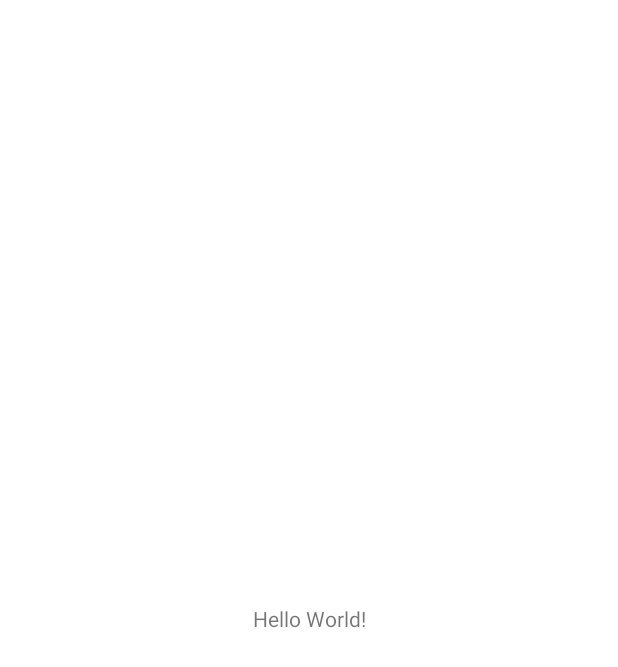
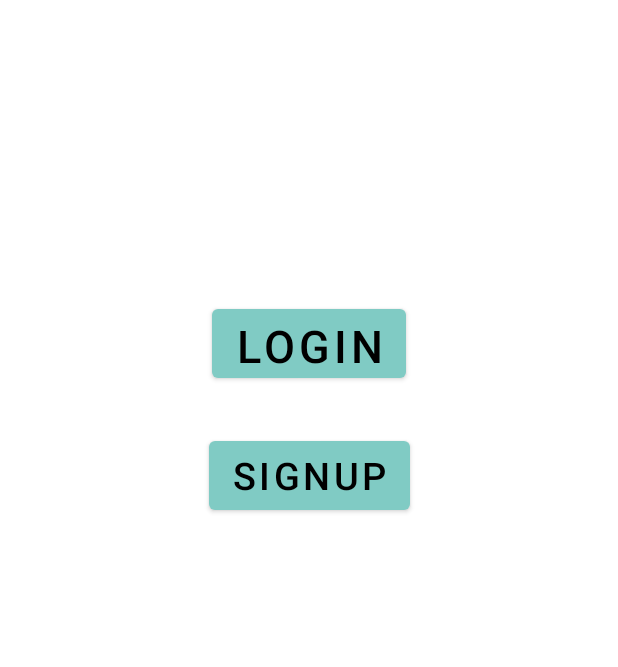
Before and after one commit to nilayamkandel/JourneyJournal, an Android app: the screen it shows after launch (AuthActivity), on a phone screen of 412 x 824 dp. Before the commit the part shown is almost empty. Shown: the top 667 px of the screen. Run offline under Robolectric (Android 15) with nearby library versions, the phone set to English and light mode, and no system bars.

Commit message:
worked on navigation between fragements

```diff
--- a/app/src/main/java/np/com/neelayamkandel/journeyjournal/presentation/fragment/auth/LandingFragment.java
+++ b/app/src/main/java/np/com/neelayamkandel/journeyjournal/presentation/fragment/auth/LandingFragment.java
@@ -2,29 +2,56 @@ package np.com.neelayamkandel.journeyjournal.presentation.fragment.auth;
 
 import android.os.Bundle;
 
+import androidx.annotation.NonNull;
+import androidx.annotation.Nullable;
 import androidx.fragment.app.Fragment;
+import androidx.navigation.NavController;
+import androidx.navigation.Navigation;
 
 import android.view.LayoutInflater;
 import android.view.View;
 import android.view.ViewGroup;
+import android.widget.Button;
 
 import np.com.neelayamkandel.journeyjournal.R;
 
 
 public class LandingFragment extends Fragment {
+    private Button SignUp, Login;
+    private NavController navController;
 
 
+    private void handleButtonTrigger(){
+        SignUp.setOnClickListener(event->navController.navigate(R.id.action_landingFragment_to_registerFragment));
+        Login.setOnClickListener(event->navController.navigate(R.id.action_landingFragment_to_loginFragment));
+    }
+
+    private void extractElements(View view){
+        SignUp = view.findViewById(R.id.btn_Signup);
+        Login = view.findViewById(R.id.btn_login);
+    }
 
     @Override
     public void onCreate(Bundle savedInstanceState) {
         super.onCreate(savedInstanceState);
+        // Step 1: Bind View Model using ViewModel Provider
 
     }
 
     @Override
-    public View onCreateView(LayoutInflater inflater, ViewGroup container,
-                             Bundle savedInstanceState) {
+    public View onCreateView(LayoutInflater inflater, ViewGroup container, Bundle savedInstanceState) {
         View view = inflater.inflate(R.layout.fragment_landing, container, false);
+        // Step 2: Extract Elements from Views (register, login)
+        this.extractElements(view);
         return view;
     }
+
+    @Override
+    public void onViewCreated(@NonNull View view, @Nullable Bundle savedInstanceState) {
+        super.onViewCreated(view, savedInstanceState);
+        // Step 3: Initialize Navigation Controller
+        navController = Navigation.findNavController(view);
+        // Step 4: Initialize Button Click Events
+        this.handleButtonTrigger();
+    }
 }
--- a/app/src/main/res/layout/activity_auth.xml
+++ b/app/src/main/res/layout/activity_auth.xml
@@ -6,13 +6,15 @@
     android:layout_height="match_parent"
     tools:context=".presentation.activity.AuthActivity">
 
-    <TextView
-        android:layout_width="wrap_content"
+    <androidx.fragment.app.FragmentContainerView
+        android:id="@+id/nav_host_fragment"
+        android:name="androidx.navigation.fragment.NavHostFragment"
+        android:layout_width="match_parent"
         android:layout_height="wrap_content"
-        android:text="Hello World!"
-        app:layout_constraintBottom_toBottomOf="parent"
-        app:layout_constraintLeft_toLeftOf="parent"
-        app:layout_constraintRight_toRightOf="parent"
-        app:layout_constraintTop_toTopOf="parent" />
+        app:defaultNavHost="true"
+        app:layout_constraintEnd_toEndOf="parent"
+        app:layout_constraintStart_toStartOf="parent"
+        app:layout_constraintTop_toTopOf="parent"
+        app:navGraph="@navigation/auth_navigation" />
 
 </androidx.constraintlayout.widget.ConstraintLayout>
--- a/app/src/main/res/layout/fragment_create.xml
+++ b/app/src/main/res/layout/fragment_create.xml
@@ -5,10 +5,4 @@
     android:layout_height="match_parent"
     tools:context=".presentation.fragment.home.CreateFragment">
 
-    <!-- TODO: Update blank fragment layout -->
-    <TextView
-        android:layout_width="match_parent"
-        android:layout_height="match_parent"
-        android:text="@string/hello_blank_fragment" />
-
 </FrameLayout>
--- a/app/src/main/res/layout/fragment_dashboard.xml
+++ b/app/src/main/res/layout/fragment_dashboard.xml
@@ -5,10 +5,6 @@
     android:layout_height="match_parent"
     tools:context=".presentation.fragment.home.DashboardFragment">
 
-    <!-- TODO: Update blank fragment layout -->
-    <TextView
-        android:layout_width="match_parent"
-        android:layout_height="match_parent"
-        android:text="@string/hello_blank_fragment" />
+
 
 </FrameLayout>
--- a/app/src/main/res/layout/fragment_edit.xml
+++ b/app/src/main/res/layout/fragment_edit.xml
@@ -5,10 +5,5 @@
     android:layout_height="match_parent"
     tools:context=".presentation.fragment.home.EditFragment">
 
-    <!-- TODO: Update blank fragment layout -->
-    <TextView
-        android:layout_width="match_parent"
-        android:layout_height="match_parent"
-        android:text="@string/hello_blank_fragment" />
 
 </FrameLayout>
--- a/app/src/main/res/layout/fragment_view.xml
+++ b/app/src/main/res/layout/fragment_view.xml
@@ -5,10 +5,5 @@
     android:layout_height="match_parent"
     tools:context=".presentation.fragment.home.ViewFragment">
 
-    <!-- TODO: Update blank fragment layout -->
-    <TextView
-        android:layout_width="match_parent"
-        android:layout_height="match_parent"
-        android:text="@string/hello_blank_fragment" />
 
 </FrameLayout>
--- a/app/src/main/res/values/strings.xml
+++ b/app/src/main/res/values/strings.xml
@@ -1,6 +1,6 @@
 <resources>
     <string name="app_name">Journey Journal</string>
-    <string name="hello_blank_fragment">Hello blank fragment</string>
+    <string name="back_to_lgn">Back to login</string>
     <string name="profile">Profile</string>
     <string name="logout">Logout</string>
     <string name="es_title">Hearty Welcome to your JourneyJournal</string>
```
Also changed, not shown: app/src/main/res/layout/activity_home.xml (+11 -0 lines), app/src/main/res/layout/fragment_forget_password.xml (+10 -5 lines).
